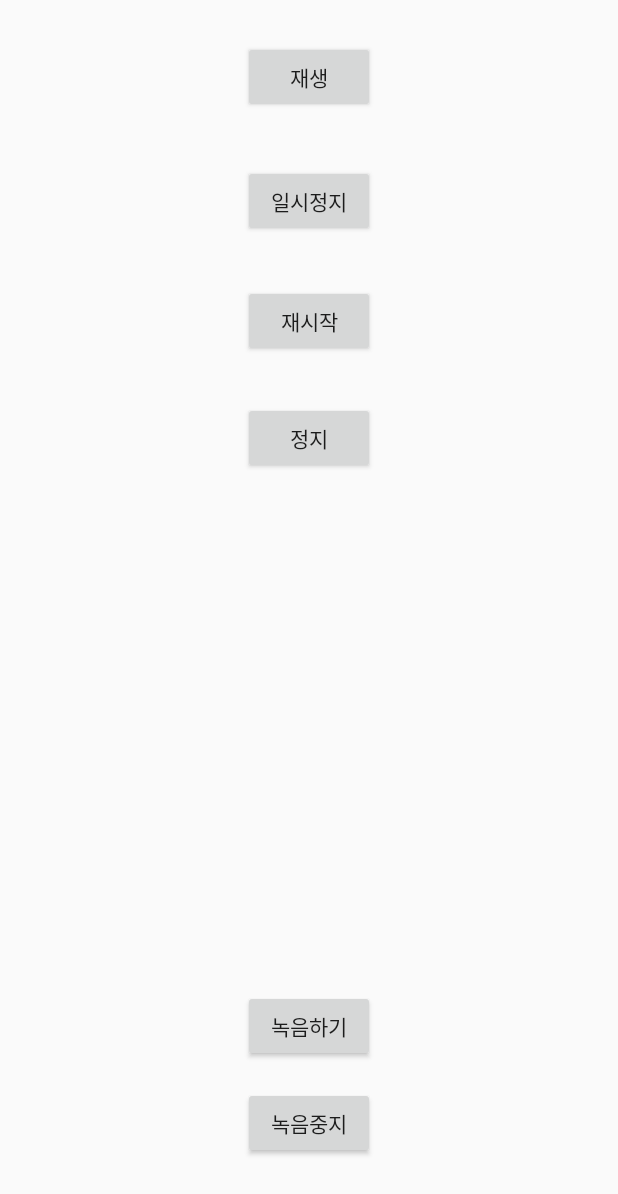
After one commit to chuckchuck-gojol/wiing-wiing, an Android app: the RecordActivity screen opened directly, with no data from a screen before it, on a phone screen of 412 x 824 dp. The commit adds this screen. Shown: the top 1194 px of the screen. Run offline under Robolectric (Android 15) with nearby library versions, the phone set to English and light mode, and no system bars.

Commit message:
record 확인

```diff
--- /dev/null
+++ b/app/src/main/java/com/jyami/wiingwiing_black/RecordActivity.java
@@ -0,0 +1,187 @@
+package com.jyami.wiingwiing_black;
+
+import android.Manifest;
+import android.content.pm.PackageManager;
+import android.media.MediaPlayer;
+import android.media.MediaRecorder;
+import android.os.Build;
+import android.os.Bundle;
+import android.os.Environment;
+import android.util.Log;
+import android.view.View;
+import android.widget.Button;
+import android.widget.Toast;
+
+import androidx.annotation.RequiresApi;
+import androidx.appcompat.app.AppCompatActivity;
+import androidx.core.app.ActivityCompat;
+import androidx.core.content.ContextCompat;
+
+import java.io.File;
+import java.io.IOException;
+
+public class RecordActivity extends AppCompatActivity {
+    MediaRecorder recorder;
+    String filename;
+
+    MediaPlayer player;
+    int position = 0; // 다시 시작 기능을 위한 현재 재생 위치 확인 변수
+
+    @RequiresApi(api = Build.VERSION_CODES.JELLY_BEAN)
+    @Override
+    protected void onCreate(Bundle savedInstanceState) {
+        super.onCreate(savedInstanceState);
+        setContentView(R.layout.record_test);
+
+        permissionCheck();
+
+        File sdcard = Environment.getExternalStorageDirectory();
+        File file = new File(sdcard, "recorded.mp4");
+        filename = file.getAbsolutePath();
+        Log.d("RecordActivity", "저장할 파일 명 : " + filename);
+
+        findViewById(R.id.play).setOnClickListener(new View.OnClickListener() {
+            @Override
+            public void onClick(View view) {
+                playAudio();
+            }
+        });
+
+        findViewById(R.id.pause).setOnClickListener(new View.OnClickListener() {
+            @Override
+            public void onClick(View view) {
+                pauseAudio();
+            }
+        });
+
+        findViewById(R.id.restart).setOnClickListener(new View.OnClickListener() {
+            @Override
+            public void onClick(View view) {
+                resumeAudio();
+            }
+        });
+
+        findViewById(R.id.stop).setOnClickListener(new View.OnClickListener() {
+            @Override
+            public void onClick(View view) {
+                stopAudio();
+            }
+        });
+
+        findViewById(R.id.record).setOnClickListener(new View.OnClickListener() {
+            @Override
+            public void onClick(View view) {
+                recordAudio();
+            }
+        });
+
+        findViewById(R.id.recordStop).setOnClickListener(new View.OnClickListener() {
+            @Override
+            public void onClick(View view) {
+                stopRecording();
+            }
+        });
+    }
+
+    private void recordAudio() {
+        recorder = new MediaRecorder();
+
+        /* 그대로 저장하면 용량이 크다.
+         * 프레임 : 한 순간의 음성이 들어오면, 음성을 바이트 단위로 전부 저장하는 것
+         * 초당 15프레임 이라면 보통 8K(8000바이트) 정도가 한순간에 저장됨
+         * 따라서 용량이 크므로, 압축할 필요가 있음 */
+        recorder.setAudioSource(MediaRecorder.AudioSource.MIC); // 어디에서 음성 데이터를 받을 것인지
+        recorder.setOutputFormat(MediaRecorder.OutputFormat.THREE_GPP); // 압축 형식 설정
+        recorder.setAudioEncoder(MediaRecorder.AudioEncoder.DEFAULT);
+
+        recorder.setOutputFile(filename);
+
+        try {
+            recorder.prepare();
+            recorder.start();
+
+            Toast.makeText(this, "녹음 시작됨.", Toast.LENGTH_SHORT).show();
+        } catch (IOException e) {
+            e.printStackTrace();
+        }
+    }
+
+    private void stopRecording() {
+        if (recorder != null) {
+            recorder.stop();
+            recorder.release();
+            recorder = null;
+            Toast.makeText(this, "녹음 중지됨.", Toast.LENGTH_SHORT).show();
+        }
+    }
+
+    private void playAudio() {
+        try {
+            closePlayer();
+
+            player = new MediaPlayer();
+            player.setDataSource(filename);
+            player.prepare();
+            player.start();
+
+            Toast.makeText(this, "재생 시작됨.", Toast.LENGTH_SHORT).show();
+        } catch (IOException e) {
+            e.printStackTrace();
+        }
+    }
+
+    private void pauseAudio() {
+        if (player != null) {
+            position = player.getCurrentPosition();
+            player.pause();
+
+            Toast.makeText(this, "일시정지됨.", Toast.LENGTH_SHORT).show();
+        }
+    }
+
+    private void resumeAudio() {
+        if (player != null && !player.isPlaying()) {
+            player.seekTo(position);
+            player.start();
+
+            Toast.makeText(this, "재시작됨.", Toast.LENGTH_SHORT).show();
+        }
+    }
+
+    private void stopAudio() {
+        if (player != null && player.isPlaying()) {
+            player.stop();
+
+            Toast.makeText(this, "중지됨.", Toast.LENGTH_SHORT).show();
+        }
+    }
+
+    public void closePlayer() {
+        if (player != null) {
+            player.release();
+            player = null;
+        }
+    }
+
+    @RequiresApi(api = Build.VERSION_CODES.JELLY_BEAN)
+    public void permissionCheck(){
+        if (ContextCompat.checkSelfPermission(this, Manifest.permission.WRITE_EXTERNAL_STORAGE) != PackageManager.PERMISSION_GRANTED
+                || ContextCompat.checkSelfPermission(this, Manifest.permission.RECORD_AUDIO) != PackageManager.PERMISSION_GRANTED
+                || ContextCompat.checkSelfPermission(this, Manifest.permission.READ_EXTERNAL_STORAGE) != PackageManager.PERMISSION_GRANTED
+        ) {
+            Log.d("RecordActivity", "permission 요청!");
+            ActivityCompat.requestPermissions(this, new String[]{Manifest.permission.WRITE_EXTERNAL_STORAGE,
+                    Manifest.permission.RECORD_AUDIO, Manifest.permission.READ_EXTERNAL_STORAGE}, 1);
+        }
+
+
+        int writePermission = ContextCompat.checkSelfPermission(this, Manifest.permission.WRITE_EXTERNAL_STORAGE);
+        int recordPermission = ContextCompat.checkSelfPermission(this, Manifest.permission.RECORD_AUDIO);
+        int readPermission = ContextCompat.checkSelfPermission(this, Manifest.permission.READ_EXTERNAL_STORAGE);
+
+        Log.d("RecordActivity", "writePermission" + writePermission);
+        Log.d("RecordActivity", "recordPermission" + recordPermission);
+        Log.d("RecordActivity", "readPermission" + readPermission);
+    }
+
+}
--- a/app/src/main/java/com/jyami/wiingwiing_black/ui/checking_connection/CheckingConnectionFragment.java
+++ b/app/src/main/java/com/jyami/wiingwiing_black/ui/checking_connection/CheckingConnectionFragment.java
@@ -38,6 +38,7 @@ public class CheckingConnectionFragment extends Fragment {
             soundAroundText.setTextColor(R.color.textRed);
             return root;
         }
+
         connectionText.setText("이어폰이 연결되었습니다");
         connectionButton.setImageResource(R.drawable.connection_info);
         String name = "<font color=\"#f1c40f\">민정</font>";
--- /dev/null
+++ b/app/src/main/res/layout/record_test.xml
@@ -0,0 +1,63 @@
+<?xml version="1.0" encoding="utf-8"?>
+<LinearLayout xmlns:android="http://schemas.android.com/apk/res/android"
+    android:orientation="vertical" android:layout_width="match_parent"
+    android:layout_height="match_parent">
+    <RelativeLayout
+        android:layout_width="match_parent"
+        android:layout_height="match_parent">
+
+        <Button
+            android:id="@+id/play"
+            android:layout_width="wrap_content"
+            android:layout_height="wrap_content"
+            android:layout_alignParentTop="true"
+            android:layout_centerHorizontal="true"
+            android:layout_marginTop="27dp"
+            android:text="재생" />
+
+        <Button
+            android:id="@+id/pause"
+            android:layout_width="wrap_content"
+            android:layout_height="wrap_content"
+            android:layout_alignParentTop="true"
+            android:layout_centerHorizontal="true"
+            android:layout_marginTop="110dp"
+            android:text="일시정지" />
+
+        <Button
+            android:id="@+id/restart"
+            android:layout_width="wrap_content"
+            android:layout_height="wrap_content"
+            android:layout_alignParentTop="true"
+            android:layout_centerHorizontal="true"
+            android:layout_marginTop="190dp"
+            android:text="재시작" />
+
+        <Button
+            android:id="@+id/stop"
+            android:layout_width="wrap_content"
+            android:layout_height="wrap_content"
+            android:layout_below="@+id/restart"
+            android:layout_centerHorizontal="true"
+            android:layout_marginTop="30dp"
+            android:text="정지" />
+
+        <Button
+            android:id="@+id/record"
+            android:layout_width="wrap_content"
+            android:layout_height="wrap_content"
+            android:layout_alignParentBottom="true"
+            android:layout_centerHorizontal="true"
+            android:layout_marginBottom="116dp"
+            android:text="녹음하기" />
+
+        <Button
+            android:id="@+id/recordStop"
+            android:layout_width="wrap_content"
+            android:layout_height="wrap_content"
+            android:layout_alignParentBottom="true"
+            android:layout_centerHorizontal="true"
+            android:layout_marginBottom="51dp"
+            android:text="녹음중지" />
+    </RelativeLayout>
+</LinearLayout>
```
Also changed, not shown: app/src/main/AndroidManifest.xml (+8 -0 lines), app/src/main/java/com/jyami/wiingwiing_black/ui/help/HelpFragment.java (+15 -0 lines), app/src/main/res/layout/fragment_help.xml (+15 -0 lines).
